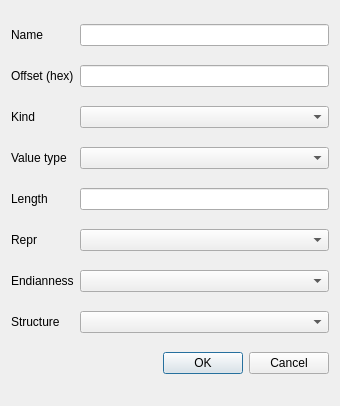
korcankaraokcu/PINCE, file GUI/Widgets/Structures/Form/MemberEditorDialog.ui: the form before one commit.
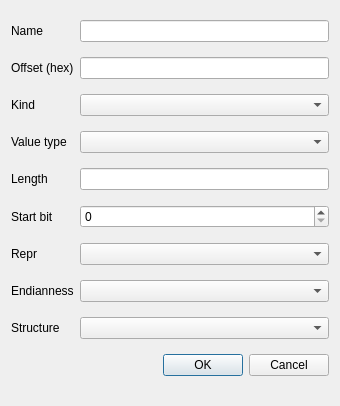
The form after the commit.

Commit message: Add BitField support to Structures editor

Patch:
```diff
--- a/GUI/Widgets/Structures/Form/MemberEditorDialog.ui
+++ b/GUI/Widgets/Structures/Form/MemberEditorDialog.ui
@@ -65,36 +65,50 @@
     <widget class="QLineEdit" name="lineEdit_Length"/>
    </item>
    <item row="5" column="0">
+    <widget class="QLabel" name="label_StartBit">
+     <property name="text">
+      <string>Start bit</string>
+     </property>
+    </widget>
+   </item>
+   <item row="5" column="1">
+    <widget class="QSpinBox" name="spinBox_StartBit">
+     <property name="maximum">
+      <number>7</number>
+     </property>
+    </widget>
+   </item>
+   <item row="6" column="0">
     <widget class="QLabel" name="label_Repr">
      <property name="text">
       <string>Repr</string>
      </property>
     </widget>
    </item>
-   <item row="5" column="1">
+   <item row="6" column="1">
     <widget class="QComboBox" name="comboBox_Repr"/>
    </item>
-   <item row="6" column="0">
+   <item row="7" column="0">
     <widget class="QLabel" name="label_Endian">
      <property name="text">
       <string>Endianness</string>
      </property>
     </widget>
    </item>
-   <item row="6" column="1">
+   <item row="7" column="1">
     <widget class="QComboBox" name="comboBox_Endian"/>
    </item>
-   <item row="7" column="0">
+   <item row="8" column="0">
     <widget class="QLabel" name="label_StructRef">
      <property name="text">
       <string>Structure</string>
      </property>
     </widget>
    </item>
-   <item row="7" column="1">
+   <item row="8" column="1">
     <widget class="QComboBox" name="comboBox_StructRef"/>
    </item>
-   <item row="8" column="0" colspan="2">
+   <item row="9" column="0" colspan="2">
     <widget class="QDialogButtonBox" name="buttonBox">
      <property name="orientation">
       <enum>Qt::Orientation::Horizontal</enum>
```
Left out of the diff: 2 changed lines with no effect on the pictures. The commit also changes 11 other files.
